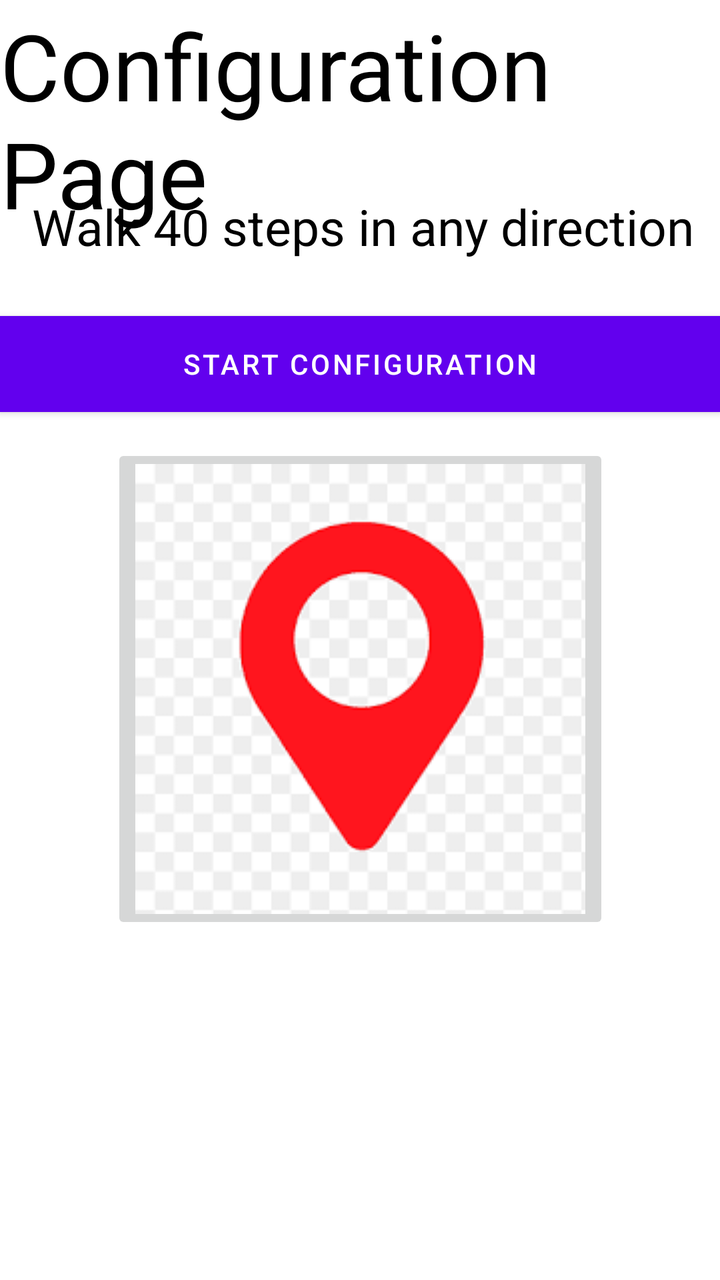
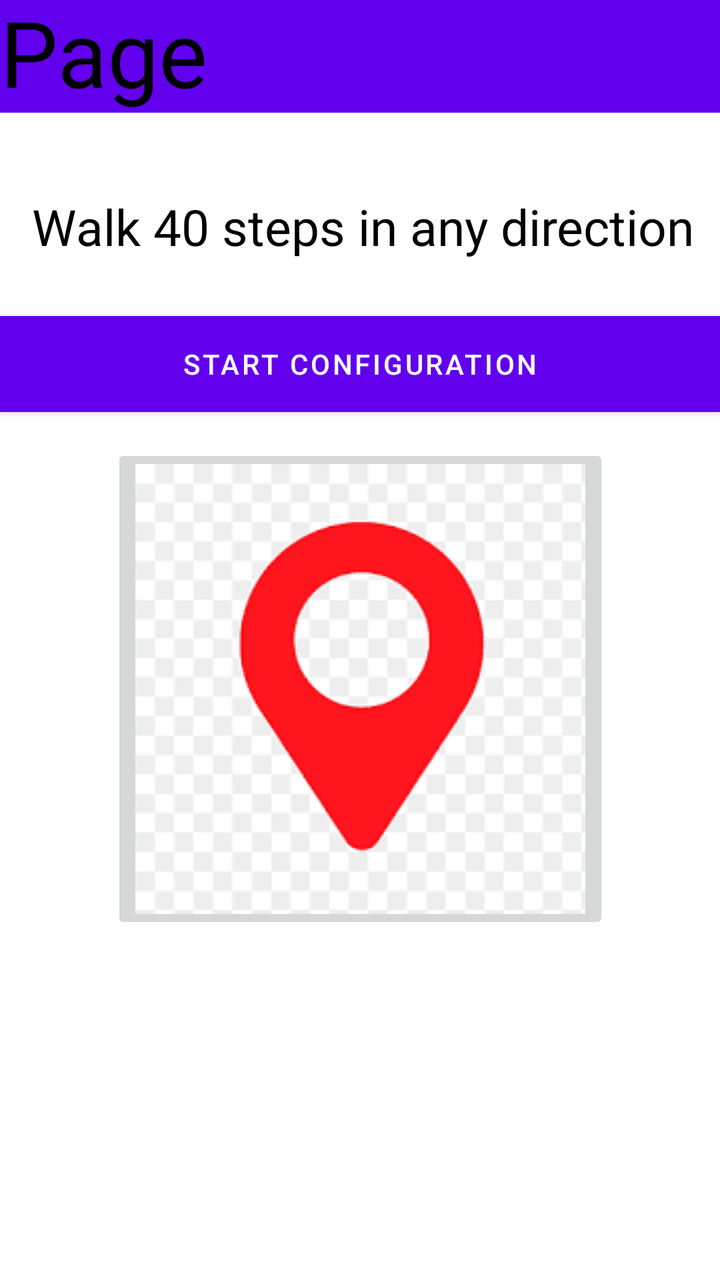

An Android layout rendered at two revisions. The XML below is the earlier revision; the diff shows what the commit changed to produce the second picture.
<!-- AndroidManifest.xml: application theme Theme.GPS_Reim -->
<!-- res/layout/activity_main.xml -->
<?xml version="1.0" encoding="utf-8"?>
<androidx.constraintlayout.widget.ConstraintLayout xmlns:android="http://schemas.android.com/apk/res/android"
    xmlns:app="http://schemas.android.com/apk/res-auto"
    xmlns:tools="http://schemas.android.com/tools"
    android:layout_width="match_parent"
    android:layout_height="match_parent"
    android:backgroundTint="#252424"
    tools:context=".MainActivity">



    <TextView
        android:id="@+id/textView"
        android:layout_width="wrap_content"
        android:layout_height="wrap_content"
        android:layout_marginTop="2dp"
        android:layout_marginBottom="279dp"
        android:text="Configuration Page"
        android:textSize="46sp"
        app:layout_constraintStart_toStartOf="parent"
        android:textColor="@color/black"
        app:layout_constraintTop_toTopOf="parent" />

    <TextView
        android:id="@+id/textView2"
        android:layout_width="wrap_content"
        android:layout_height="wrap_content"
        android:layout_marginStart="16dp"
        android:layout_marginBottom="28dp"
        android:text="Walk 40 steps in any direction"
        android:textColor="@color/black"
        android:textSize="25sp"
        app:layout_constraintBottom_toTopOf="@+id/button"
        app:layout_constraintStart_toStartOf="parent" />

    <Button
        android:id="@+id/button"
        android:layout_width="0dp"
        android:layout_height="wrap_content"
        android:layout_marginTop="158dp"
        android:background="#A39D9D"
        android:backgroundTint="#353333"
        android:text="Start Configuration"
        app:layout_constraintEnd_toEndOf="parent"
        app:layout_constraintStart_toStartOf="parent"
        app:layout_constraintTop_toTopOf="parent" />

    <ImageButton
        android:id="@+id/imgbtn1"
        android:layout_width="wrap_content"
        android:layout_height="wrap_content"
        android:layout_marginBottom="173dp"
        app:layout_constraintBottom_toBottomOf="parent"
        app:layout_constraintEnd_toEndOf="parent"
        app:layout_constraintStart_toStartOf="parent"
        app:srcCompat="@drawable/location" />


</androidx.constraintlayout.widget.ConstraintLayout>
<!-- resources referenced by this layout -->
<resources>
  <color name="black">#FF000000</color>
  <!-- drawable location: png bitmap (drawable, 3913 bytes) -->
  <style name="Theme.GPS_Reim" parent="Theme.MaterialComponents.DayNight.DarkActionBar">
          
          <item name="colorPrimary">@color/purple_500</item>
          <item name="colorPrimaryVariant">@color/purple_700</item>
          <item name="colorOnPrimary">@color/white</item>
          
          <item name="colorSecondary">@color/teal_200</item>
          <item name="colorSecondaryVariant">@color/teal_700</item>
          <item name="colorOnSecondary">@color/black</item>
          
          <item name="android:statusBarColor">?attr/colorPrimaryVariant</item>
          
      </style>
  <color name="purple_500">#FF6200EE</color>
  <color name="purple_700">#FF3700B3</color>
  <color name="white">#FFFFFFFF</color>
  <color name="teal_200">#FF03DAC5</color>
  <color name="teal_700">#FF018786</color>
</resources>

<!-- the commit's change to res/layout/activity_main.xml (unified diff, before → after) -->
@@ -8,18 +8,27 @@
     tools:context=".MainActivity">
 
 
+    <androidx.appcompat.widget.Toolbar
+        android:id="@+id/toolbar"
+        android:layout_width="0dp"
+        android:layout_height="0dp"
+        android:background="?attr/colorPrimary"
+        app:layout_constraintBottom_toBottomOf="@+id/textView"
+        app:layout_constraintEnd_toEndOf="parent"
+        app:layout_constraintStart_toStartOf="parent"
+        app:layout_constraintTop_toTopOf="parent"
+        app:titleTextColor="@color/black" />
 
     <TextView
         android:id="@+id/textView"
         android:layout_width="wrap_content"
         android:layout_height="wrap_content"
-        android:layout_marginTop="2dp"
-        android:layout_marginBottom="279dp"
+        android:layout_marginBottom="40dp"
         android:text="Configuration Page"
+        android:textColor="@color/black"
         android:textSize="46sp"
-        app:layout_constraintStart_toStartOf="parent"
-        android:textColor="@color/black"
-        app:layout_constraintTop_toTopOf="parent" />
+        app:layout_constraintBottom_toTopOf="@+id/textView2"
+        app:layout_constraintStart_toStartOf="@+id/toolbar" />
 
     <TextView
         android:id="@+id/textView2"
